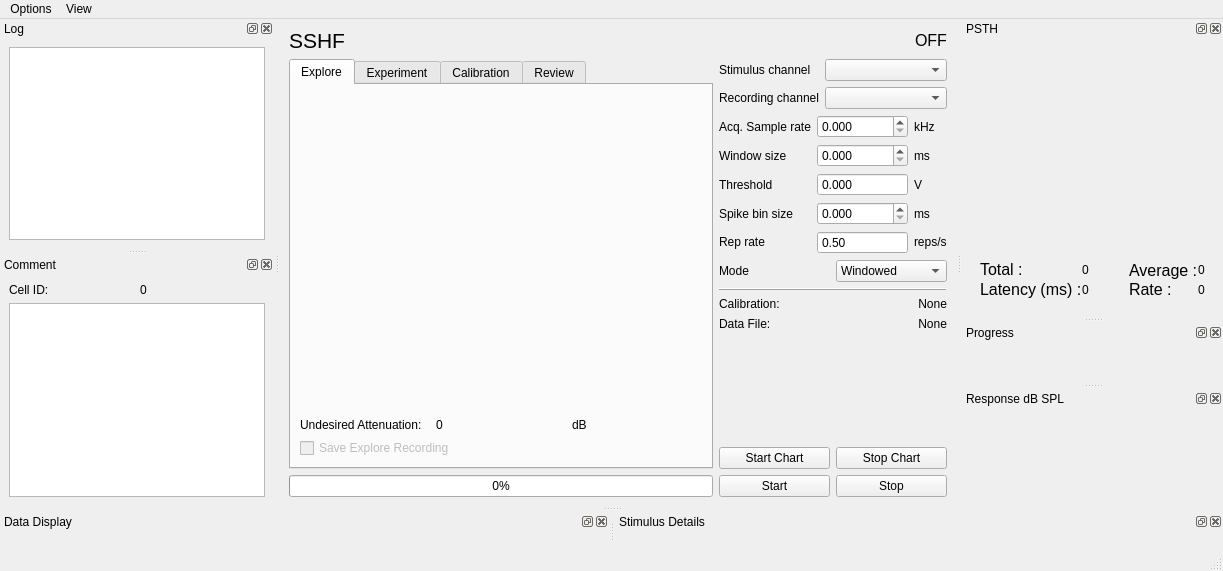
First picture: the form in spikeylab/gui/main_control.ui, repository portfors-lab/sparkle, before the edit.
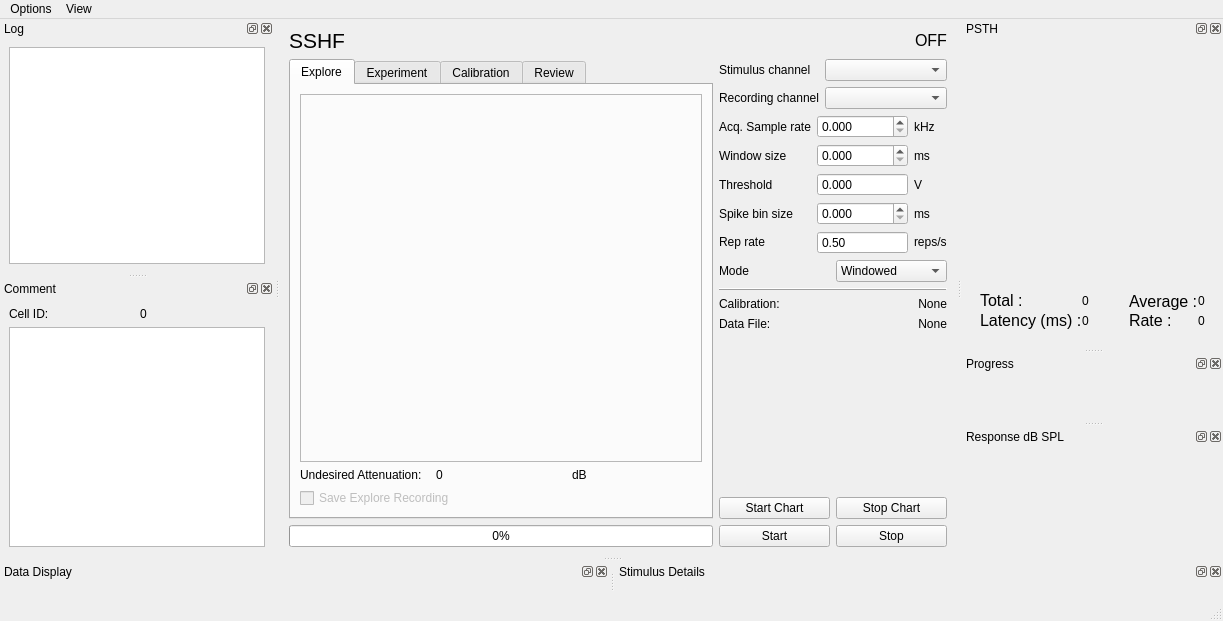
Second picture: the form after the edit. Custom widgets are drawn as their Qt base class.

Patch:
```diff
--- a/spikeylab/gui/main_control.ui
+++ b/spikeylab/gui/main_control.ui
@@ -7,7 +7,7 @@
     <x>0</x>
     <y>0</y>
     <width>1223</width>
-    <height>571</height>
+    <height>621</height>
    </rect>
   </property>
   <property name="windowTitle">
@@ -76,7 +76,13 @@
             <item>
              <layout class="QVBoxLayout" name="verticalLayout_9">
               <item>
-               <widget class="QFrame" name="exploreStimEditor">
+               <widget class="ExploreStimulusEditor" name="exploreStimEditor">
+                <property name="sizePolicy">
+                 <sizepolicy hsizetype="Preferred" vsizetype="Expanding">
+                  <horstretch>0</horstretch>
+                  <verstretch>0</verstretch>
+                 </sizepolicy>
+                </property>
                 <property name="frameShape">
                  <enum>QFrame::StyledPanel</enum>
                 </property>
@@ -85,19 +91,6 @@
                 </property>
                </widget>
               </item>
-              <item>
-               <spacer name="verticalSpacer">
-                <property name="orientation">
-                 <enum>Qt::Vertical</enum>
-                </property>
-                <property name="sizeHint" stdset="0">
-                 <size>
-                  <width>20</width>
-                  <height>40</height>
-                 </size>
-                </property>
-               </spacer>
-              </item>
               <item>
                <layout class="QGridLayout" name="gridLayout_7">
                 <item row="1" column="0" colspan="2">
@@ -1147,6 +1140,12 @@
    <header>spikeylab.gui.data_review</header>
    <container>1</container>
   </customwidget>
+  <customwidget>
+   <class>ExploreStimulusEditor</class>
+   <extends>QFrame</extends>
+   <header>spikeylab.gui.stim.explore_stim_editor</header>
+   <container>1</container>
+  </customwidget>
  </customwidgets>
  <resources/>
  <connections>
```
Left out of the diff: 2 changed lines with no effect on the pictures.
